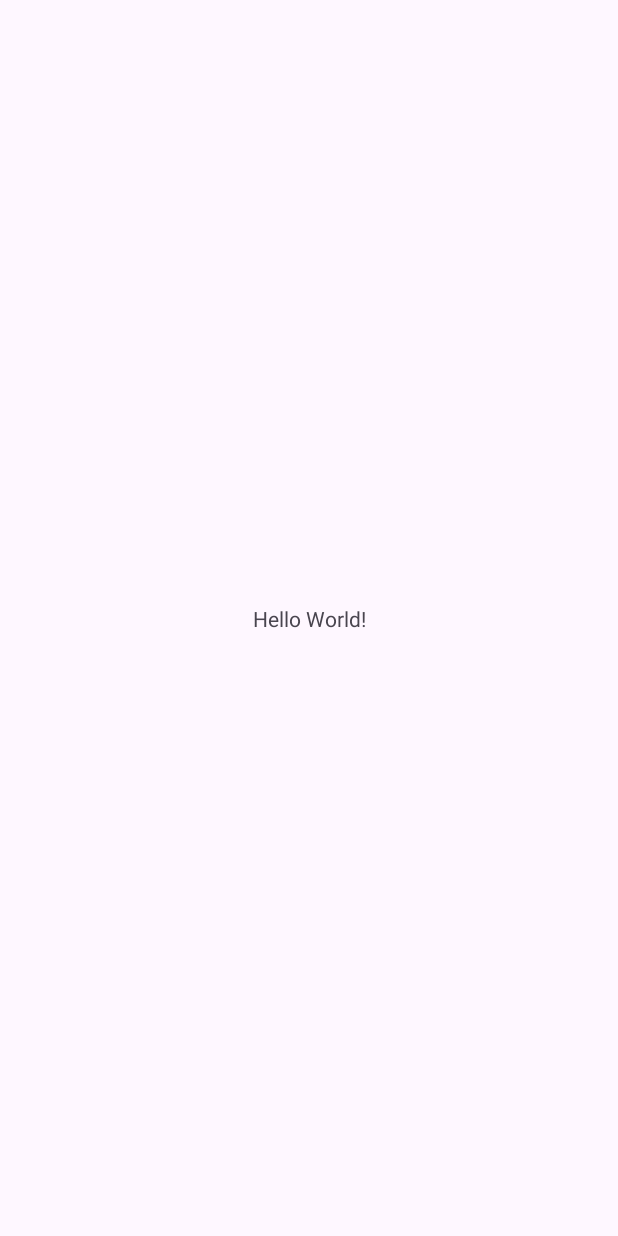
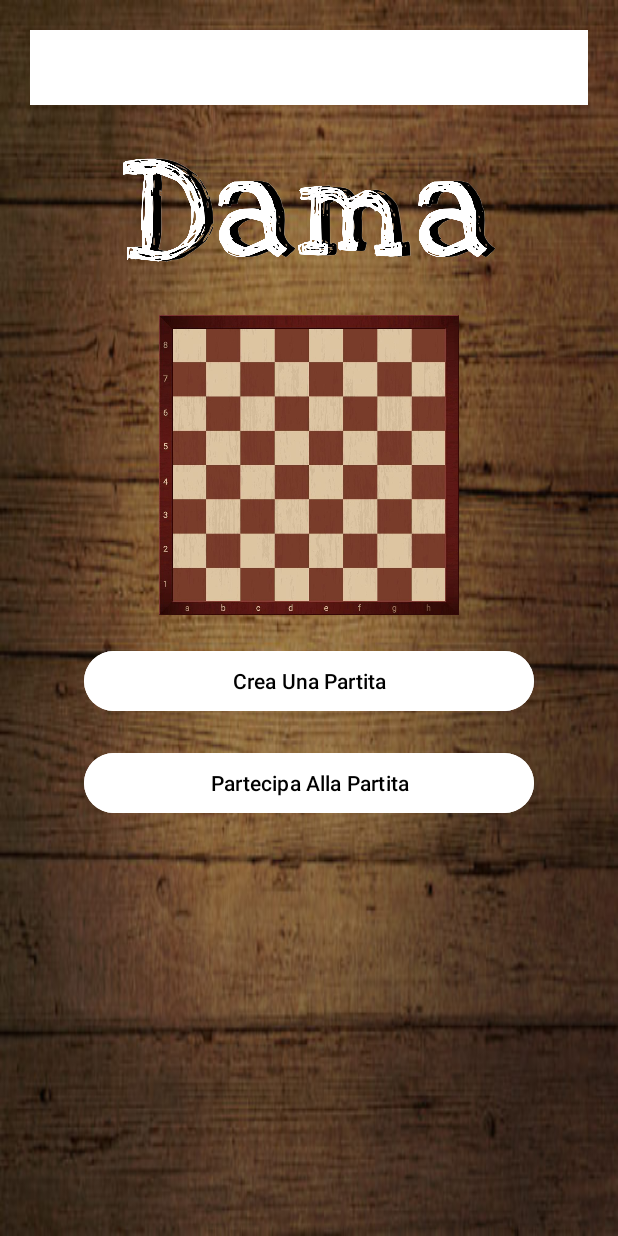
Before and after one commit to micaigulag/damaTDP, an Android app: the screen it shows after launch (MainActivity), on a phone screen of 412 x 824 dp. Before the commit the screen is almost empty. Run offline under Robolectric (Android 15) with nearby library versions, the phone set to English and light mode, and no system bars.

Commit message:
vista_app

```diff
--- a/app/src/main/res/layout/activity_main.xml
+++ b/app/src/main/res/layout/activity_main.xml
@@ -1,18 +1,66 @@
 <?xml version="1.0" encoding="utf-8"?>
-<androidx.constraintlayout.widget.ConstraintLayout xmlns:android="http://schemas.android.com/apk/res/android"
-    xmlns:app="http://schemas.android.com/apk/res-auto"
-    xmlns:tools="http://schemas.android.com/tools"
-    android:layout_width="match_parent"
-    android:layout_height="match_parent"
-    tools:context=".MainActivity">
 
-    <TextView
-        android:layout_width="wrap_content"
-        android:layout_height="wrap_content"
-        android:text="Hello World!"
-        app:layout_constraintBottom_toBottomOf="parent"
-        app:layout_constraintEnd_toEndOf="parent"
-        app:layout_constraintStart_toStartOf="parent"
-        app:layout_constraintTop_toTopOf="parent" />
+    <LinearLayout
+        xmlns:app="http://schemas.android.com/apk/res-auto"
+        xmlns:tools="http://schemas.android.com/tools"
+        xmlns:android="http://schemas.android.com/apk/res/android"
+        android:layout_width="match_parent"
+        android:layout_height="match_parent"
+        android:orientation="vertical"
+        android:background="@drawable/wood_planks"
+        tools:context=".MainActivity"
+        android:padding="10dp"
+    >
 
-</androidx.constraintlayout.widget.ConstraintLayout>
+        <Toolbar
+            android:layout_width="match_parent"
+            android:layout_height="50dp"
+            android:background="@color/white"
+            android:outlineSpotShadowColor="@color/black"
+            android:layout_gravity="center_horizontal"
+            android:layout_margin="10dp"
+            />
+
+    <ImageView
+        android:layout_width="250dp"
+        android:layout_height="100dp"
+        android:layout_gravity="center_horizontal"
+        android:layout_margin="10dp"
+        android:src="@drawable/dams"
+        android:adjustViewBounds="true"
+        />
+
+        <ImageView
+            android:layout_width="200dp"
+            android:layout_height="200dp"
+            android:src="@drawable/scach2"
+            android:layout_gravity="center_horizontal"
+            android:layout_margin="10dp"
+            />
+
+        <Button
+            android:layout_width="300dp"
+            android:layout_height="wrap_content"
+            android:layout_gravity="center_horizontal"
+            android:text="Crea Una Partita"
+            android:layout_margin="10dp"
+            android:backgroundTint="@color/white"
+            android:textColor="@color/black"
+            />
+
+        <Button
+            android:theme="@style/Widget.AppCompat.Button.Colored"
+            android:layout_width="300dp"
+            android:layout_height="wrap_content"
+            android:layout_gravity="center_horizontal"
+            android:text="Partecipa Alla Partita"
+            android:layout_margin="10dp"
+            android:backgroundTint="@color/white"
+            android:textColor="@color/black"
+        />
+
+
+
+
+
+    </LinearLayout>
```
Also changed, not shown: app/src/main/res/layout/activity_crea.xml (added, +57 -0 lines), app/src/main/res/layout/activity_partecipa.xml (added, +58 -0 lines), app/src/main/res/drawable/crea.png (added), app/src/main/res/drawable/dams.png (added), app/src/main/res/drawable/parteps.png (added), app/src/main/res/drawable/scacchiera.jpg (added), app/src/main/res/drawable/scach2.jpg (added), app/src/main/res/drawable/wood_planks.jpg (added).
